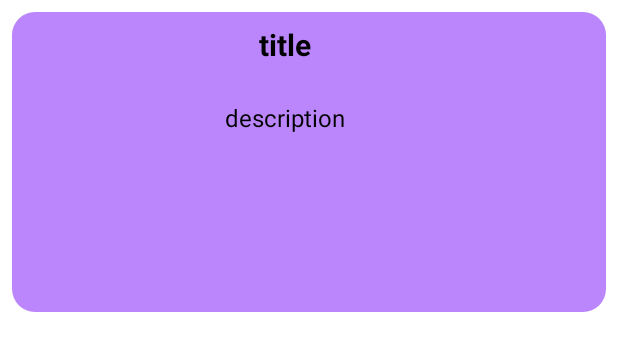
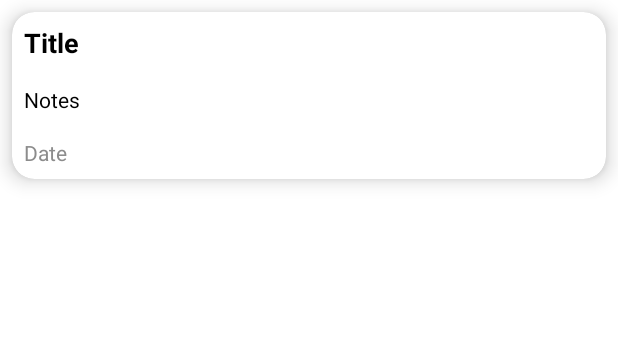
Before and after one commit to BhaskarAcharjee/My-note-Application, an Android app: the layout each_rv.xml on its own in the app's theme, with its tools: preview values and no code run, on a phone screen of 412 x 824 dp. Shown: the top 351 px of the screen. Run offline under Robolectric (Android 15) with nearby library versions, the phone set to English and light mode, and no system bars.

Commit message:
minor changes

```diff
--- a/app/src/main/java/com/bhaskar/mynote/DataInsertActivity.java
+++ b/app/src/main/java/com/bhaskar/mynote/DataInsertActivity.java
@@ -50,7 +50,7 @@ public class DataInsertActivity extends AppCompatActivity {
             });
         }
     }
-//  Back from Add Note Page to Main Page
+    //  Back from Add Note Page to Main Page
     @Override
     public void onBackPressed() {
         super.onBackPressed();
--- a/app/src/main/java/com/bhaskar/mynote/NoteDao.java
+++ b/app/src/main/java/com/bhaskar/mynote/NoteDao.java
@@ -9,8 +9,8 @@ import androidx.room.Update;
 
 import java.util.List;
 
-   @Dao
-   public interface NoteDao {
+@Dao
+public interface NoteDao {
    @Insert
    public void insert(Note note);
    @Update
--- a/app/src/main/java/com/bhaskar/mynote/NoteDatabase.java
+++ b/app/src/main/java/com/bhaskar/mynote/NoteDatabase.java
@@ -6,15 +6,15 @@ import androidx.room.Database;
 import androidx.room.Room;
 import androidx.room.RoomDatabase;
 
-@Database(entities = Note.class,version = 1)
+@Database(entities = Note.class,version = 1,exportSchema = false)
 public abstract class NoteDatabase extends RoomDatabase {
-
     public static NoteDatabase instance;
+    public static String databaseName = "note_database";
     public abstract NoteDao noteDao();
     public static synchronized NoteDatabase getInstance(Context context){
         if (instance==null){
             instance = Room.databaseBuilder(context.getApplicationContext()
-                    ,NoteDatabase.class,"note_database").fallbackToDestructiveMigration()
+                    ,NoteDatabase.class,databaseName).fallbackToDestructiveMigration()
                     .build();
         }
         return instance;
--- a/app/src/main/java/com/bhaskar/mynote/NoteRepo.java
+++ b/app/src/main/java/com/bhaskar/mynote/NoteRepo.java
@@ -13,9 +13,9 @@ public class NoteRepo {
     private LiveData<List<Note>> notelist;
 
     public NoteRepo(Application application) {
-       NoteDatabase noteDatabase = NoteDatabase.getInstance(application);
-       noteDao=noteDatabase.noteDao();
-       notelist=noteDao.getAllData();
+        NoteDatabase noteDatabase = NoteDatabase.getInstance(application);
+        noteDao=noteDatabase.noteDao();
+        notelist=noteDao.getAllData();
     }
 
     public void insertData(Note note){
--- a/app/src/main/res/layout/each_rv.xml
+++ b/app/src/main/res/layout/each_rv.xml
@@ -1,48 +1,60 @@
 <?xml version="1.0" encoding="utf-8"?>
-<androidx.constraintlayout.widget.ConstraintLayout xmlns:android="http://schemas.android.com/apk/res/android"
+<androidx.cardview.widget.CardView xmlns:android="http://schemas.android.com/apk/res/android"
+    android:layout_width="match_parent"
+    android:layout_height="wrap_content"
     xmlns:app="http://schemas.android.com/apk/res-auto"
-    xmlns:tools="http://schemas.android.com/tools"
-    android:layout_width="match_parent"
-    android:layout_height="200dp"
-    android:layout_marginLeft="8dp"
-    android:layout_marginTop="8dp"
-    android:layout_marginRight="8dp"
-    android:layout_marginBottom="8dp"
-    android:background="@drawable/solid_shape"
-    android:paddingLeft="10dp"
-    android:paddingRight="20dp"
-    >
+    android:background="@color/white"
+    android:id="@+id/notes_container"
+    app:cardElevation="8dp"
+    app:cardCornerRadius="15dp"
+    android:layout_margin="8dp">
 
-    <TextView
-        android:id="@+id/titleRv"
-        android:layout_width="wrap_content"
-        android:layout_height="50dp"
-        android:layout_marginLeft="16dp"
-        android:layout_marginTop="8dp"
-        android:layout_marginRight="16dp"
-        android:text="title"
-        android:textAlignment="viewStart"
-        android:textColor="@color/black"
-        android:textSize="20sp"
-        android:textStyle="bold"
-        app:layout_constraintEnd_toEndOf="parent"
-        app:layout_constraintHorizontal_bias="0.463"
-        app:layout_constraintStart_toStartOf="parent"
-        app:layout_constraintTop_toTopOf="parent" />
+    <LinearLayout
+        android:layout_width="match_parent"
+        android:layout_height="wrap_content"
+        android:orientation="vertical">
+        <RelativeLayout
+            android:layout_width="match_parent"
+            android:layout_height="wrap_content">
+        <TextView
+            android:layout_width="match_parent"
+            android:layout_height="wrap_content"
+            android:id="@+id/titleRv"
+            android:text="Title"
+            android:layout_alignParentStart="true"
+            android:textSize="18dp"
+            android:textStyle="bold"
+            android:padding="8dp"
+            android:textColor="@color/black"
+            android:singleLine="true"
+            android:ellipsize="marquee"
+            android:marqueeRepeatLimit="marquee_forever"
+            android:scrollHorizontally="true" />
+        </RelativeLayout>
 
-    <TextView
-        android:id="@+id/dispRv"
-        android:layout_width="wrap_content"
-        android:layout_height="135dp"
-        android:layout_marginTop="65dp"
-        android:layout_marginBottom="50dp"
-        android:text="description"
-        android:textAlignment="viewStart"
-        android:textColor="@color/black"
-        android:textSize="16sp"
-        app:layout_constraintBottom_toBottomOf="parent"
-        app:layout_constraintEnd_toEndOf="@+id/titleRv"
-        app:layout_constraintStart_toStartOf="@+id/titleRv"
-        app:layout_constraintTop_toBottomOf="@+id/titleRv"
-        app:layout_constraintVertical_bias="0.591" />
-</androidx.constraintlayout.widget.ConstraintLayout>
+        <TextView
+            android:layout_width="match_parent"
+            android:layout_height="wrap_content"
+            android:id="@+id/dispRv"
+            android:text="Notes"
+            android:textSize="14dp"
+            android:padding="8dp"
+            android:textColor="@color/black"
+            android:maxLines="10" />
+
+        <TextView
+            android:id="@+id/dateRv"
+            android:layout_width="match_parent"
+            android:layout_height="wrap_content"
+            android:text="Date"
+            android:textColor="#8C8C8C"
+            android:textSize="14dp"
+            android:maxLines="10"
+            android:padding="8dp"
+            android:singleLine="true"
+            android:ellipsize="marquee"
+            android:marqueeRepeatLimit="marquee_forever"
+            android:scrollHorizontally="true" />
+    </LinearLayout>
+
+</androidx.cardview.widget.CardView>
--- a/app/src/main/res/values/strings.xml
+++ b/app/src/main/res/values/strings.xml
@@ -1,3 +1,4 @@
 <resources>
     <string name="app_name">MyNote</string>
+    <string name="search">MyNote</string>
 </resources>
```
Also changed, not shown: app/src/main/res/layout/activity_main.xml (+9 -32 lines), app/src/main/res/values/colors.xml (+7 -0 lines), app/src/main/java/com/bhaskar/mynote/Note.java (line endings or trailing spaces), app/src/main/java/com/bhaskar/mynote/RvAdapter.java (line endings or trailing spaces).
